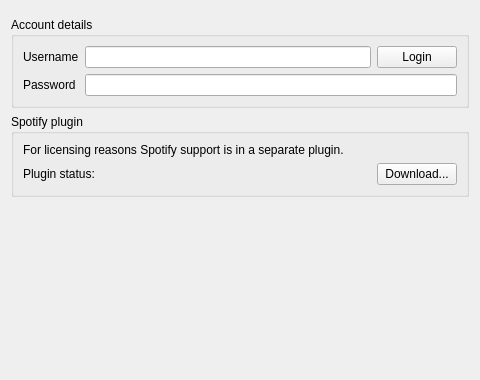
Above: src/internet/spotifysettingspage.ui from clementine-player/Clementine before the change. Below: the same form after it.
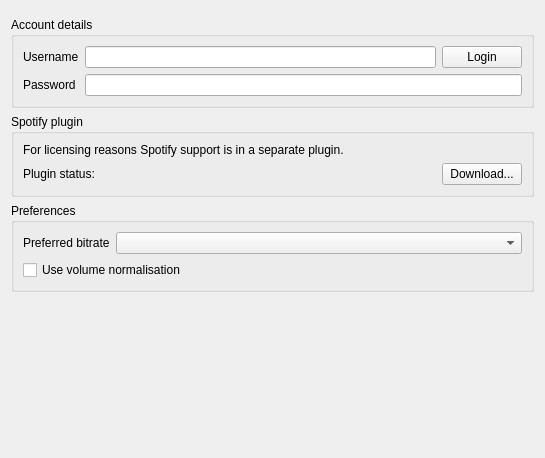
That is the form after the change. Icons and pictures are not drawn. Custom widgets are drawn as their Qt base class.

Commit message: Add settings for spotify bitrate and volume normalisation

```diff
--- a/src/internet/spotifysettingspage.ui
+++ b/src/internet/spotifysettingspage.ui
@@ -6,8 +6,8 @@
    <rect>
     <x>0</x>
     <y>0</y>
-    <width>480</width>
-    <height>380</height>
+    <width>545</width>
+    <height>458</height>
    </rect>
   </property>
   <property name="windowTitle">
@@ -119,6 +119,32 @@
      </layout>
     </widget>
    </item>
+   <item>
+    <widget class="QGroupBox" name="groupBox">
+     <property name="title">
+      <string>Preferences</string>
+     </property>
+     <layout class="QFormLayout" name="formLayout">
+      <item row="0" column="0">
+       <widget class="QLabel" name="label_4">
+        <property name="text">
+         <string>Preferred bitrate</string>
+        </property>
+       </widget>
+      </item>
+      <item row="0" column="1">
+       <widget class="QComboBox" name="bitrate"/>
+      </item>
+      <item row="1" column="0" colspan="2">
+       <widget class="QCheckBox" name="volume_normalisation">
+        <property name="text">
+         <string>Use volume normalisation</string>
+        </property>
+       </widget>
+      </item>
+     </layout>
+    </widget>
+   </item>
    <item>
     <spacer name="verticalSpacer">
      <property name="orientation">
```
The commit also changes 9 other files.
